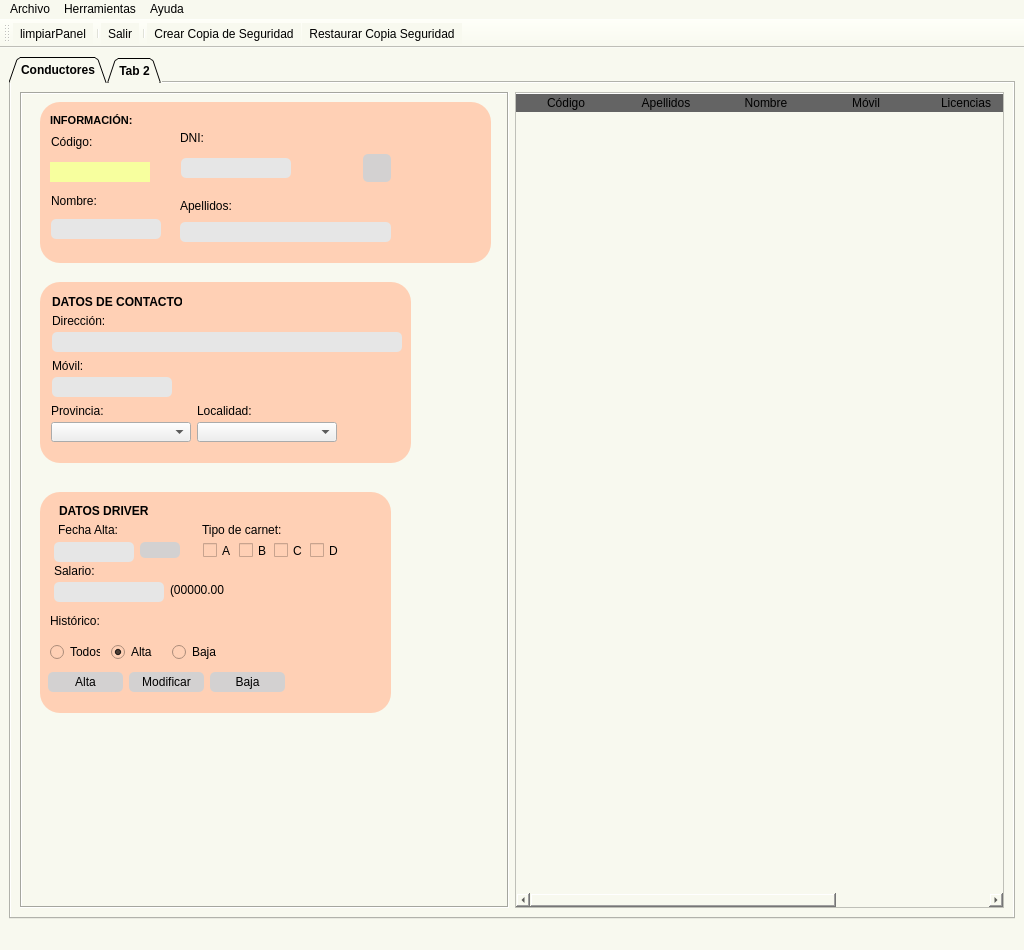
This is templates/MainWindow.ui in braisd11/CarTeis as Qt 5 draws it before an edit. The edited form follows.
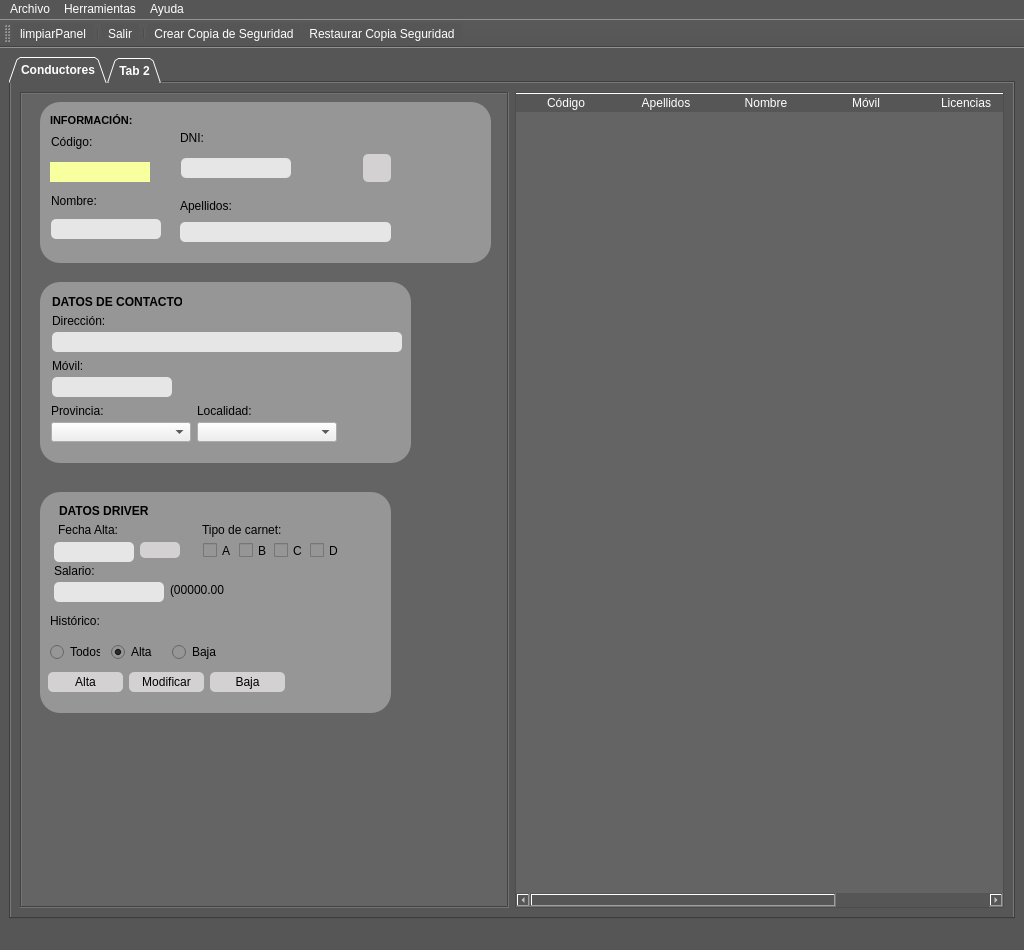
This is the edited form. Icons and pictures are not drawn.

Diff of the .ui file:
```diff
--- a/templates/MainWindow.ui
+++ b/templates/MainWindow.ui
@@ -44,11 +44,18 @@
 	border-top: 1px solid #ffffff;
 	color:'white';
 	font: 11pt &quot;Arial&quot;;
-	background-color:rgb(100,100,100);
+	background-color:rgb(86, 86, 86);
 }
 
 QWidget{
-background-color: #F8F9EF;
+	background-color: rgb(86, 86, 86);
+	color: rgb(255, 255, 255);
+}
+
+
+QDialog{
+	background-color: rgb(86, 86, 86);
+	color: rgb(255, 255, 255);
 }
 
 QLabel {
@@ -61,11 +68,12 @@
 	background-color: #D3D1D1;
 	color: rgb(0, 0, 0);
 	border-radius: 5px;
-
 }
 
-QLineEdit {border-radius: 5px;
-background-color: #E6E6E6}
+QLineEdit {
+border-radius: 5px;
+background-color: #E6E6E6
+}
 </string>
   </property>
   <property name="tabShape">
@@ -122,7 +130,25 @@
            </sizepolicy>
           </property>
           <property name="styleSheet">
-           <string notr="true"/>
+           <string notr="true">QFrame {
+	background-color:rgb(100, 100, 100);
+}
+
+QLineEdit {
+	color: rgb(0,0,0);
+}
+
+QCheckBox {
+	color: rgb(0,0,0);
+}
+
+QRadioButton{
+	color: rgb(0,0,0);
+}
+
+QComboBox{
+	color: rgb(0,0,0);
+}</string>
           </property>
           <property name="frameShape">
            <enum>QFrame::Box</enum>
@@ -142,7 +168,7 @@
            <property name="styleSheet">
             <string notr="true">QFrame{
 	border-radius: 20px;
-	background-color: rgb(255, 208, 181);
+	background-color: rgb(150, 150, 150);
 }</string>
            </property>
            <property name="frameShape">
@@ -468,7 +494,7 @@
            <property name="styleSheet">
             <string notr="true">QFrame{
 	border-radius: 20px;
-	background-color: rgb(255, 208, 181);
+	background-color: rgb(150, 150, 150);
 
 }</string>
            </property>
@@ -705,7 +731,8 @@
            <property name="styleSheet">
             <string notr="true">QFrame{
 	border-radius: 20px;
-	background-color: rgb(255, 208, 181);
+	background-color: rgb(150, 150, 150);
+	color: rgb(0,0,0);
 
 }</string>
            </property>
@@ -858,7 +885,7 @@
             <property name="styleSheet">
              <string notr="true">
 QRadioButton{
-	background-color: rgb(255, 208, 181);
+	background-color: rgb(150, 150, 150);
 }</string>
             </property>
             <property name="text">
@@ -894,7 +921,7 @@
             </property>
             <property name="styleSheet">
              <string notr="true">QRadioButton{
-	background-color: rgb(255, 208, 181);
+	background-color: rgb(150, 150, 150);
 }</string>
             </property>
             <property name="text">
@@ -930,7 +957,7 @@
             </property>
             <property name="styleSheet">
              <string notr="true">QRadioButton{
-	background-color: rgb(255, 208, 181);
+	background-color: rgb(150, 150, 150);
 }</string>
             </property>
             <property name="text">
@@ -1109,7 +1136,7 @@
             </property>
             <property name="styleSheet">
              <string notr="true">QCheckBox{
-	background-color: rgb(255, 208, 181);
+	background-color: rgb(150, 150, 150);
 }</string>
             </property>
             <property name="text">
@@ -1127,7 +1154,7 @@
             </property>
             <property name="styleSheet">
              <string notr="true">QCheckBox{
-	background-color: rgb(255, 208, 181);
+	background-color: rgb(150, 150, 150);
 }</string>
             </property>
             <property name="text">
@@ -1145,7 +1172,7 @@
             </property>
             <property name="styleSheet">
              <string notr="true">QCheckBox{
-	background-color: rgb(255, 208, 181);
+	background-color: rgb(150, 150, 150);
 }</string>
             </property>
             <property name="text">
@@ -1163,7 +1190,7 @@
             </property>
             <property name="styleSheet">
              <string notr="true">QCheckBox{
-	background-color: rgb(255, 208, 181);
+	background-color: rgb(150, 150, 150);
 }</string>
             </property>
             <property name="text">
@@ -1181,8 +1208,266 @@
             <verstretch>0</verstretch>
            </sizepolicy>
           </property>
+          <property name="palette">
+           <palette>
+            <active>
+             <colorrole role="WindowText">
+              <brush brushstyle="SolidPattern">
+               <color alpha="255">
+                <red>255</red>
+                <green>255</green>
+                <blue>255</blue>
+               </color>
+              </brush>
+             </colorrole>
+             <colorrole role="Button">
+              <brush brushstyle="SolidPattern">
+               <color alpha="255">
+                <red>100</red>
+                <green>100</green>
+                <blue>100</blue>
+               </color>
+              </brush>
+             </colorrole>
+             <colorrole role="Text">
+              <brush brushstyle="SolidPattern">
+               <color alpha="255">
+                <red>255</red>
+                <green>255</green>
+                <blue>255</blue>
+               </color>
+              </brush>
+             </colorrole>
+             <colorrole role="ButtonText">
+              <brush brushstyle="SolidPattern">
+               <color alpha="255">
+                <red>255</red>
+                <green>255</green>
+                <blue>255</blue>
+               </color>
+              </brush>
+             </colorrole>
+             <colorrole role="Base">
+              <brush brushstyle="SolidPattern">
+               <color alpha="255">
+                <red>100</red>
+                <green>100</green>
+                <blue>100</blue>
+               </color>
+              </brush>
+             </colorrole>
+             <colorrole role="Window">
+              <brush brushstyle="SolidPattern">
+               <color alpha="255">
+                <red>100</red>
+                <green>100</green>
+                <blue>100</blue>
+               </color>
+              </brush>
+             </colorrole>
+             <colorrole role="Highlight">
+              <brush brushstyle="SolidPattern">
+               <color alpha="255">
+                <red>255</red>
+                <green>255</green>
+                <blue>255</blue>
+               </color>
+              </brush>
+             </colorrole>
+             <colorrole role="HighlightedText">
+              <brush brushstyle="SolidPattern">
+               <color alpha="255">
+                <red>0</red>
+                <green>0</green>
+                <blue>0</blue>
+               </color>
+              </brush>
+             </colorrole>
+             <colorrole role="AlternateBase">
+              <brush brushstyle="SolidPattern">
+               <color alpha="255">
+                <red>149</red>
+                <green>149</green>
+                <blue>149</blue>
+               </color>
+              </brush>
+             </colorrole>
+            </active>
+            <inactive>
+             <colorrole role="WindowText">
+              <brush brushstyle="SolidPattern">
+               <color alpha="255">
+                <red>255</red>
+                <green>255</green>
+                <blue>255</blue>
+               </color>
+              </brush>
+             </colorrole>
+             <colorrole role="Button">
+              <brush brushstyle="SolidPattern">
+               <color alpha="255">
+                <red>100</red>
+                <green>100</green>
+                <blue>100</blue>
+               </color>
+              </brush>
+             </colorrole>
+             <colorrole role="Text">
+              <brush brushstyle="SolidPattern">
+               <color alpha="255">
+                <red>255</red>
+                <green>255</green>
+                <blue>255</blue>
+               </color>
+              </brush>
+             </colorrole>
+             <colorrole role="ButtonText">
+              <brush brushstyle="SolidPattern">
+               <color alpha="255">
+                <red>255</red>
+                <green>255</green>
+                <blue>255</blue>
+               </color>
+              </brush>
+             </colorrole>
+             <colorrole role="Base">
+              <brush brushstyle="SolidPattern">
+               <color alpha="255">
+                <red>100</red>
+                <green>100</green>
+                <blue>100</blue>
+               </color>
+              </brush>
+             </colorrole>
+             <colorrole role="Window">
+              <brush brushstyle="SolidPattern">
+               <color alpha="255">
+                <red>100</red>
+                <green>100</green>
+                <blue>100</blue>
+               </color>
+              </brush>
+             </colorrole>
+             <colorrole role="Highlight">
+              <brush brushstyle="SolidPattern">
+               <color alpha="255">
+                <red>255</red>
+                <green>255</green>
+                <blue>255</blue>
+               </color>
+              </brush>
+             </colorrole>
+             <colorrole role="HighlightedText">
+              <brush brushstyle="SolidPattern">
+               <color alpha="255">
+                <red>0</red>
+                <green>0</green>
+                <blue>0</blue>
+               </color>
+              </brush>
+             </colorrole>
+             <colorrole role="AlternateBase">
+              <brush brushstyle="SolidPattern">
+               <color alpha="255">
+                <red>149</red>
+                <green>149</green>
+                <blue>149</blue>
+               </color>
+              </brush>
+             </colorrole>
+            </inactive>
+            <disabled>
+             <colorrole role="WindowText">
+              <brush brushstyle="SolidPattern">
+               <color alpha="255">
+                <red>255</red>
+                <green>255</green>
+                <blue>255</blue>
+               </color>
+              </brush>
+             </colorrole>
+             <colorrole role="Button">
+              <brush brushstyle="SolidPattern">
+               <color alpha="255">
+                <red>100</red>
+                <green>100</green>
+                <blue>100</blue>
+               </color>
+              </brush>
+             </colorrole>
+             <colorrole role="Text">
+              <brush brushstyle="SolidPattern">
+               <color alpha="255">
+                <red>255</red>
+                <green>255</green>
+                <blue>255</blue>
+               </color>
+              </brush>
+             </colorrole>
+             <colorrole role="ButtonText">
+              <brush brushstyle="SolidPattern">
+               <color alpha="255">
+                <red>255</red>
+                <green>255</green>
+                <blue>255</blue>
+               </color>
+              </brush>
+             </colorrole>
+             <colorrole role="Base">
+              <brush brushstyle="SolidPattern">
+               <color alpha="255">
+                <red>100</red>
+                <green>100</green>
+                <blue>100</blue>
+               </color>
+              </brush>
+             </colorrole>
+             <colorrole role="Window">
+              <brush brushstyle="SolidPattern">
+               <color alpha="255">
+                <red>100</red>
+                <green>100</green>
+                <blue>100</blue>
+               </color>
+              </brush>
+             </colorrole>
+             <colorrole role="Highlight">
+              <brush brushstyle="SolidPattern">
+               <color alpha="255">
+                <red>0</red>
+                <green>120</green>
+                <blue>215</blue>
+               </color>
+              </brush>
+             </colorrole>
+             <colorrole role="HighlightedText">
+              <brush brushstyle="SolidPattern">
+               <color alpha="255">
+                <red>0</red>
+                <green>0</green>
+                <blue>0</blue>
+               </color>
+              </brush>
+             </colorrole>
+             <colorrole role="AlternateBase">
+              <brush brushstyle="SolidPattern">
+               <color alpha="255">
+                <red>149</red>
+                <green>149</green>
+                <blue>149</blue>
+               </color>
+              </brush>
+             </colorrole>
+            </disabled>
+           </palette>
+          </property>
           <property name="styleSheet">
            <string notr="true">QTableWidget::item:selected {
+    background-color: rgb(255,255,255);
+	color: rgb(0,0,0);
+}
+
+QTableWidget {
     background-color: rgb(100,100,100);
 }</string>
           </property>
@@ -1295,7 +1580,185 @@
    <addaction name="menuHerramientas"/>
    <addaction name="menuAyuda"/>
   </widget>
-  <widget class="QStatusBar" name="statusbar"/>
+  <widget class="QStatusBar" name="statusbar">
+   <property name="palette">
+    <palette>
+     <active>
+      <colorrole role="WindowText">
+       <brush brushstyle="SolidPattern">
+        <color alpha="255">
+         <red>255</red>
+         <green>255</green>
+         <blue>255</blue>
+        </color>
+       </brush>
+      </colorrole>
+      <colorrole role="Button">
+       <brush brushstyle="SolidPattern">
+        <color alpha="255">
+         <red>86</red>
+         <green>86</green>
+         <blue>86</blue>
+        </color>
+       </brush>
+      </colorrole>
+      <colorrole role="Text">
+       <brush brushstyle="SolidPattern">
+        <color alpha="255">
+         <red>255</red>
+         <green>255</green>
+         <blue>255</blue>
+        </color>
+       </brush>
+      </colorrole>
+      <colorrole role="ButtonText">
+       <brush brushstyle="SolidPattern">
+        <color alpha="255">
+         <red>255</red>
+         <green>255</green>
+         <blue>255</blue>
+        </color>
+       </brush>
+      </colorrole>
+      <colorrole role="Base">
+       <brush brushstyle="SolidPattern">
+        <color alpha="255">
+         <red>86</red>
+         <green>86</green>
+         <blue>86</blue>
+        </color>
+       </brush>
+      </colorrole>
+      <colorrole role="Window">
+       <brush brushstyle="SolidPattern">
+        <color alpha="255">
+         <red>86</red>
+         <green>86</green>
+         <blue>86</blue>
+        </color>
+       </brush>
+      </colorrole>
+     </active>
+     <inactive>
+      <colorrole role="WindowText">
+       <brush brushstyle="SolidPattern">
+        <color alpha="255">
+         <red>255</red>
+         <green>255</green>
+         <blue>255</blue>
+        </color>
+       </brush>
+      </colorrole>
+      <colorrole role="Button">
+       <brush brushstyle="SolidPattern">
+        <color alpha="255">
+         <red>86</red>
+         <green>86</green>
+         <blue>86</blue>
+        </color>
+       </brush>
+      </colorrole>
+      <colorrole role="Text">
+       <brush brushstyle="SolidPattern">
+        <color alpha="255">
+         <red>255</red>
+         <green>255</green>
+         <blue>255</blue>
+        </color>
+       </brush>
+      </colorrole>
+      <colorrole role="ButtonText">
+       <brush brushstyle="SolidPattern">
+        <color alpha="255">
+         <red>255</red>
+         <green>255</green>
+         <blue>255</blue>
+        </color>
+       </brush>
+      </colorrole>
+      <colorrole role="Base">
+       <brush brushstyle="SolidPattern">
+        <color alpha="255">
+         <red>86</red>
+         <green>86</green>
+         <blue>86</blue>
+        </color>
+       </brush>
+      </colorrole>
+      <colorrole role="Window">
+       <brush brushstyle="SolidPattern">
+        <color alpha="255">
+         <red>86</red>
+         <green>86</green>
+         <blue>86</blue>
+        </color>
+       </brush>
+      </colorrole>
+     </inactive>
+     <disabled>
+      <colorrole role="WindowText">
+       <brush brushstyle="SolidPattern">
+        <color alpha="255">
+         <red>255</red>
+         <green>255</green>
+         <blue>255</blue>
+        </color>
+       </brush>
+      </colorrole>
+      <colorrole role="Button">
+       <brush brushstyle="SolidPattern">
+        <color alpha="255">
+         <red>86</red>
+         <green>86</green>
+         <blue>86</blue>
+        </color>
+       </brush>
+      </colorrole>
+      <colorrole role="Text">
+       <brush brushstyle="SolidPattern">
+        <color alpha="255">
+         <red>255</red>
+         <green>255</green>
+         <blue>255</blue>
+        </color>
+       </brush>
+      </colorrole>
+      <colorrole role="ButtonText">
+       <brush brushstyle="SolidPattern">
+        <color alpha="255">
+         <red>255</red>
+         <green>255</green>
+         <blue>255</blue>
+        </color>
+       </brush>
+      </colorrole>
+      <colorrole role="Base">
+       <brush brushstyle="SolidPattern">
+        <color alpha="255">
+         <red>86</red>
+         <green>86</green>
+         <blue>86</blue>
+        </color>
+       </brush>
+      </colorrole>
+      <colorrole role="Window">
+       <brush brushstyle="SolidPattern">
+        <color alpha="255">
+         <red>86</red>
+         <green>86</green>
+         <blue>86</blue>
+        </color>
+       </brush>
+      </colorrole>
+     </disabled>
+    </palette>
+   </property>
+   <property name="styleSheet">
+    <string notr="true">
+	color: rgb(255,255,255);
+</string>
+   </property>
+  </widget>
   <widget class="QToolBar" name="toolBar">
    <property name="windowTitle">
     <string>toolBar</string>
```
Left out of the diff: 30 changed lines with no effect on the pictures.
